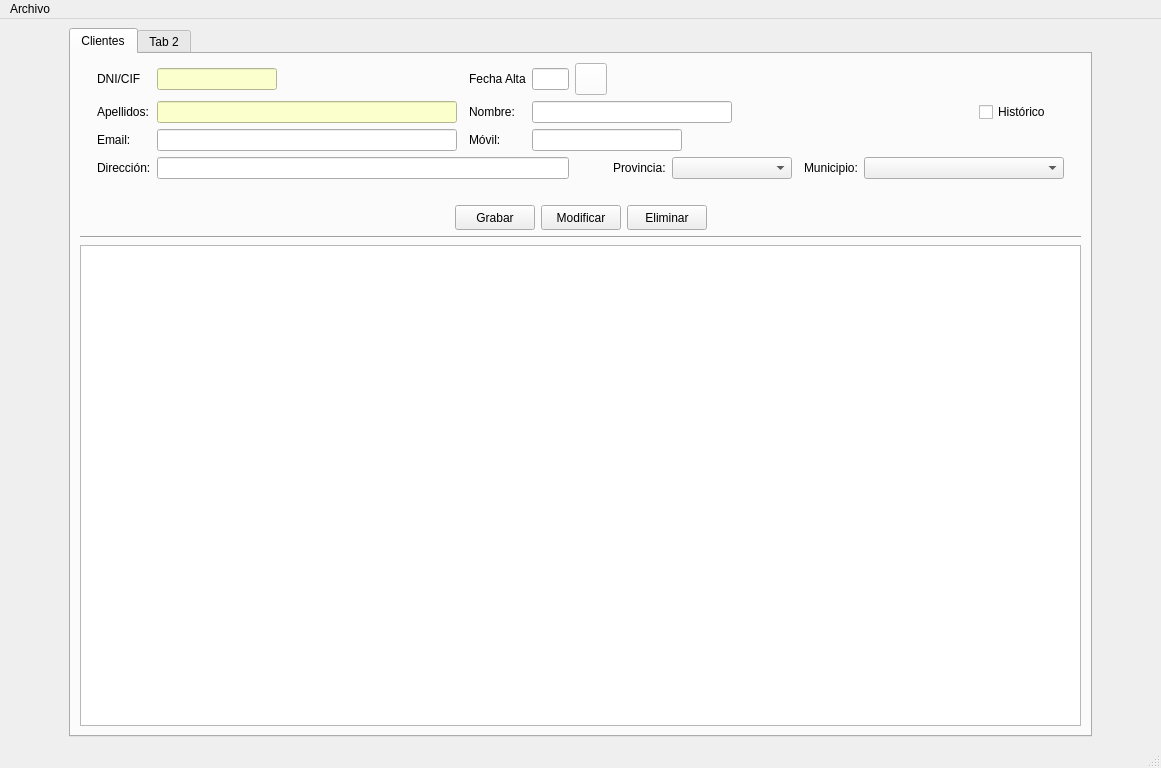
First picture: the form in templates/ventPrincipal.ui, repository Manuerty/ProyecyoDI, before the edit.
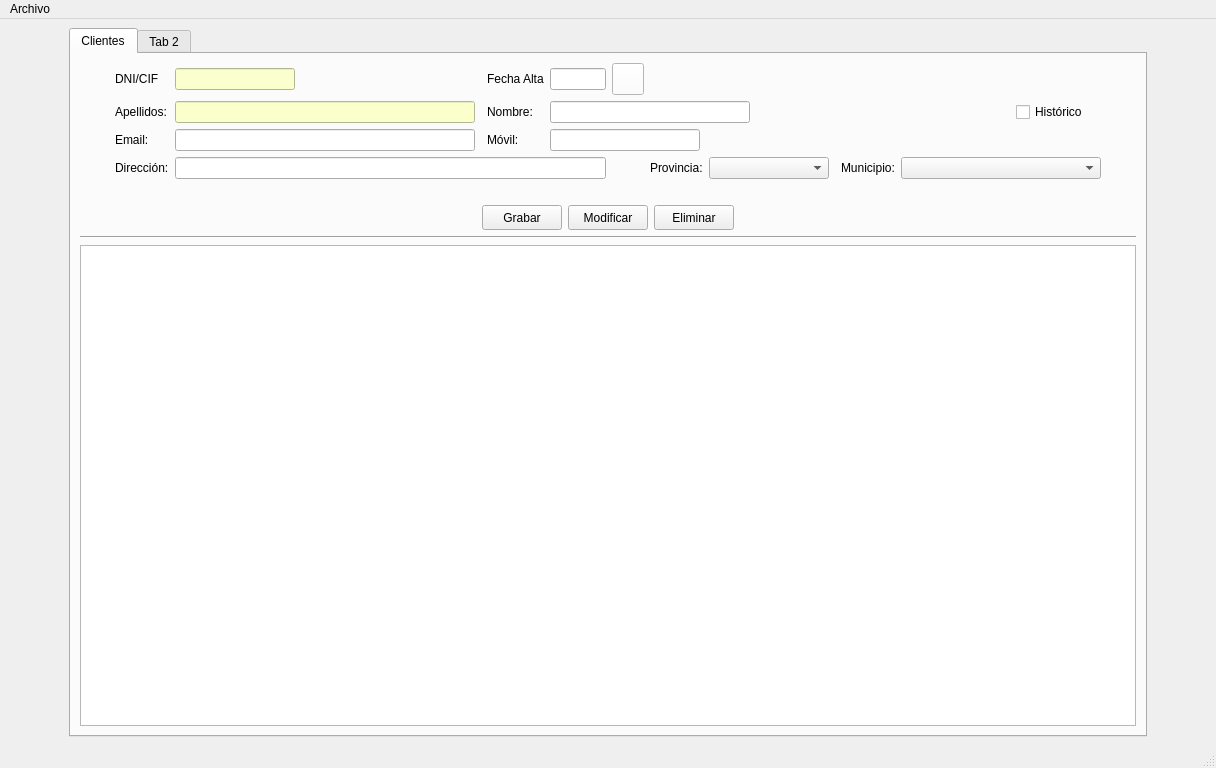
Second picture: the form after the edit. Icons and pictures are not drawn.

Diff of the .ui file:
```diff
--- a/templates/ventPrincipal.ui
+++ b/templates/ventPrincipal.ui
@@ -6,7 +6,7 @@
    <rect>
     <x>0</x>
     <y>0</y>
-    <width>1161</width>
+    <width>1216</width>
     <height>768</height>
    </rect>
   </property>
@@ -560,8 +560,8 @@
     <rect>
      <x>0</x>
      <y>0</y>
-     <width>1161</width>
-     <height>21</height>
+     <width>1216</width>
+     <height>26</height>
     </rect>
    </property>
    <widget class="QMenu" name="menuSalir">
```
